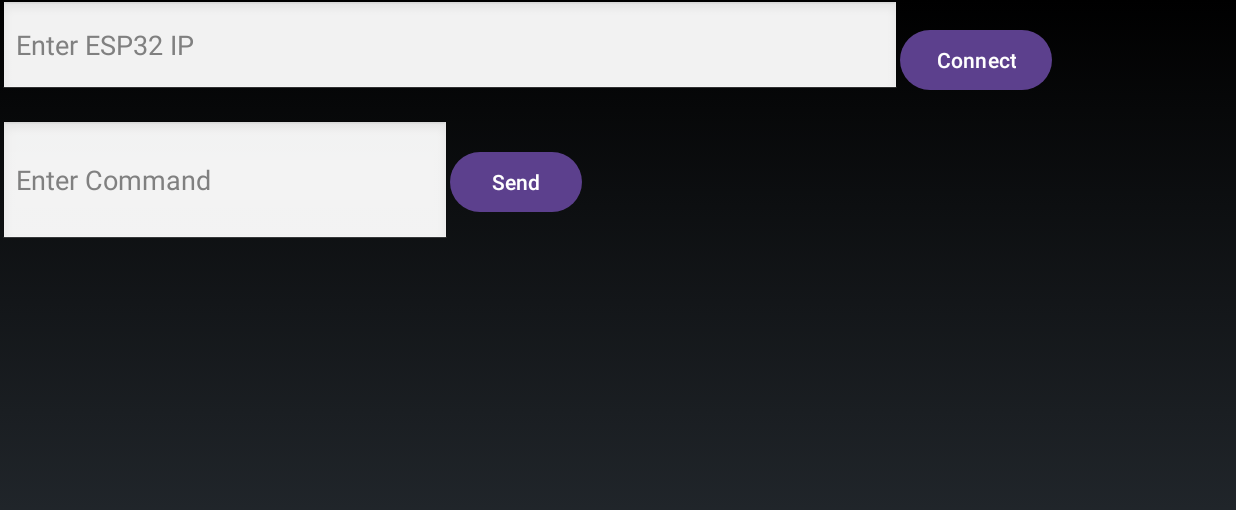
After one commit to Jean70402/App_jean, an Android app: the WifiActivity screen opened directly, with no data from a screen before it, on a phone screen of 824 x 412 dp (held sideways). The commit adds this screen. Shown: the top 510 px of the screen. Run offline under Robolectric (Android 15) with nearby library versions, the phone set to English and light mode, and no system bars.

Commit message:
New_branch

```diff
--- a/app/build.gradle.kts
+++ b/app/build.gradle.kts
@@ -54,5 +54,6 @@ dependencies {
     implementation ("org.jetbrains.kotlinx:kotlinx-coroutines-android:1.7.1")
     implementation ("org.jetbrains.kotlinx:kotlinx-coroutines-core:1.7.1")
     implementation ("com.airbnb.android:lottie:4.2.0")
+    implementation ("com.squareup.okhttp3:okhttp:4.9.1")
 
 }
--- /dev/null
+++ b/app/src/main/java/com/example/esp32_ccontroller_byjeanc/WifiActivity.kt
@@ -0,0 +1,61 @@
+package com.example.esp32_ccontroller_byjeanc
+
+import androidx.appcompat.app.AppCompatActivity
+import android.os.Bundle
+import android.view.WindowManager
+import android.widget.Button
+import android.widget.EditText
+import android.widget.TextView
+import kotlinx.coroutines.Dispatchers
+import kotlinx.coroutines.GlobalScope
+import kotlinx.coroutines.launch
+import okhttp3.OkHttpClient
+import okhttp3.Request
+
+
+class WifiActivity : AppCompatActivity() {
+    override fun onCreate(savedInstanceState: Bundle?) {
+        super.onCreate(savedInstanceState)
+        window.setFlags(
+            WindowManager.LayoutParams.FLAG_FULLSCREEN,
+            WindowManager.LayoutParams.FLAG_FULLSCREEN
+        )
+        setTheme(android.R.style.Theme_NoTitleBar_Fullscreen)
+        actionBar?.hide()
+        supportActionBar?.hide()
+        setContentView(R.layout.activity_wifi)
+
+        val editTextCommand = findViewById<EditText>(R.id.editTextCommand)
+        val buttonSend = findViewById<Button>(R.id.buttonSend)
+        val textViewResponse = findViewById<TextView>(R.id.textViewResponse)
+
+        buttonSend.setOnClickListener {
+            val command = editTextCommand.text.toString()
+            sendCommand(command, textViewResponse)
+        }
+    }
+
+    private fun sendCommand(command: String, textViewResponse: TextView) {
+        val client = OkHttpClient()
+        val url = "http://192.168.18.42/command?value=$command"
+
+        GlobalScope.launch(Dispatchers.IO) {
+            val request = Request.Builder()
+                .url(url)
+                .build()
+
+            try {
+                val response = client.newCall(request).execute()
+                val responseBody = response.body?.string()
+
+                launch(Dispatchers.Main) {
+                    textViewResponse.text = "Response: $responseBody"
+                }
+            } catch (e: Exception) {
+                launch(Dispatchers.Main) {
+                    textViewResponse.text = "Error: ${e.message}"
+                }
+            }
+        }
+    }
+}
--- a/app/src/main/res/layout/activity_wifi.xml
+++ b/app/src/main/res/layout/activity_wifi.xml
@@ -1,9 +1,69 @@
-<?xml version="1.0" encoding="utf-8"?>
-<androidx.constraintlayout.widget.ConstraintLayout xmlns:android="http://schemas.android.com/apk/res/android"
+<RelativeLayout xmlns:android="http://schemas.android.com/apk/res/android"
     xmlns:app="http://schemas.android.com/apk/res-auto"
     xmlns:tools="http://schemas.android.com/tools"
     android:layout_width="match_parent"
     android:layout_height="match_parent"
-    tools:context=".Wifi_activity">
+    tools:context=".MainActivity">
 
-</androidx.constraintlayout.widget.ConstraintLayout>
+    <androidx.constraintlayout.widget.ConstraintLayout
+        android:layout_width="match_parent"
+        android:layout_height="match_parent">
+
+        <LinearLayout
+            android:layout_width="match_parent"
+            android:layout_height="match_parent"
+            android:orientation="vertical">
+
+            <LinearLayout
+                android:layout_width="match_parent"
+                android:layout_height="wrap_content"
+                android:orientation="horizontal">
+
+                <EditText
+                    android:id="@+id/editTextIP"
+                    android:layout_width="600dp"
+                    android:layout_height="match_parent"
+                    android:hint="Enter ESP32 IP" />
+
+                <Button
+                    android:id="@+id/buttonConnect"
+                    android:layout_width="wrap_content"
+                    android:layout_height="wrap_content"
+                    android:layout_below="@id/editTextIP"
+                    android:layout_marginTop="16dp"
+                    android:text="Connect" />
+            </LinearLayout>
+
+            <LinearLayout
+                android:layout_width="match_parent"
+                android:layout_height="100dp"
+                android:orientation="horizontal">
+
+                <EditText
+                    android:id="@+id/editTextCommand"
+                    android:layout_width="300dp"
+                    android:layout_height="match_parent"
+                    android:layout_below="@id/buttonConnect"
+                    android:layout_marginTop="16dp"
+                    android:hint="Enter Command" />
+
+                <Button
+                    android:id="@+id/buttonSend"
+                    android:layout_width="wrap_content"
+                    android:layout_height="wrap_content"
+                    android:layout_below="@id/editTextCommand"
+                    android:layout_marginTop="16dp"
+                    android:text="Send" />
+
+                <TextView
+                    android:id="@+id/textViewResponse"
+                    android:layout_width="200dp"
+                    android:layout_height="match_parent"
+                    android:layout_below="@id/buttonSend"
+                    android:layout_marginTop="16dp" />
+            </LinearLayout>
+        </LinearLayout>
+
+    </androidx.constraintlayout.widget.ConstraintLayout>
+
+</RelativeLayout>
```
Also changed, not shown: app/src/main/AndroidManifest.xml (+22 -9 lines), app/src/main/java/com/example/esp32_ccontroller_byjeanc/Selector.kt (+10 -1 lines), app/src/main/java/com/example/esp32_ccontroller_byjeanc/Wifi_activity.kt (deleted, +0 -11 lines), app/src/main/res/xml/network_security_config.xml (added, +8 -0 lines).
